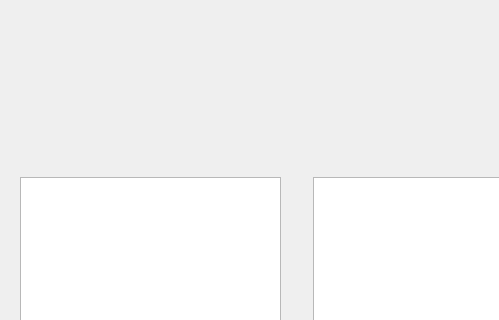
Before: the Qt Designer form main_window.ui in 1-Loneliness-1/MasterDiploma, drawn with Qt 5; both pictures show x 0 to 499 and y 133 to 453 of the 997 by 600 pixel window.
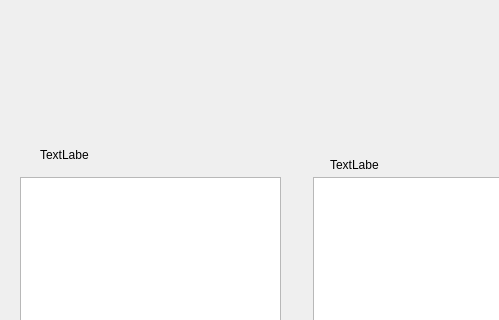
After: the same form once the commit is applied. Icons and pictures are not drawn.

Commit message: feat(ui): create script by ui-file and add main fun

```diff
--- a/main_window.ui
+++ b/main_window.ui
@@ -13,6 +13,9 @@
   <property name="windowTitle">
    <string>MainWindow</string>
   </property>
+  <property name="autoFillBackground">
+   <bool>false</bool>
+  </property>
   <property name="locale">
    <locale language="Russian" country="Russia"/>
   </property>
@@ -79,6 +82,32 @@
      </rect>
     </property>
    </widget>
+   <widget class="QLabel" name="label">
+    <property name="geometry">
+     <rect>
+      <x>40</x>
+      <y>280</y>
+      <width>49</width>
+      <height>16</height>
+     </rect>
+    </property>
+    <property name="text">
+     <string>TextLabel</string>
+    </property>
+   </widget>
+   <widget class="QLabel" name="label_2">
+    <property name="geometry">
+     <rect>
+      <x>330</x>
+      <y>290</y>
+      <width>49</width>
+      <height>16</height>
+     </rect>
+    </property>
+    <property name="text">
+     <string>TextLabel</string>
+    </property>
+   </widget>
   </widget>
   <widget class="QMenuBar" name="menubar">
    <property name="geometry">
```
The commit also changes 2 other files.
